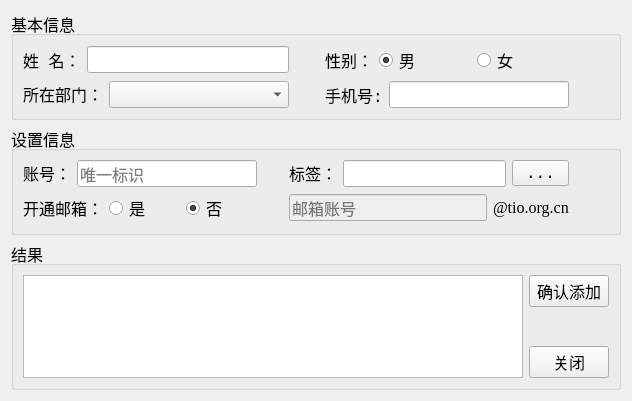
Before: the Qt Designer form myObject/new.ui in hysspoluo/wework2, drawn with Qt 5.
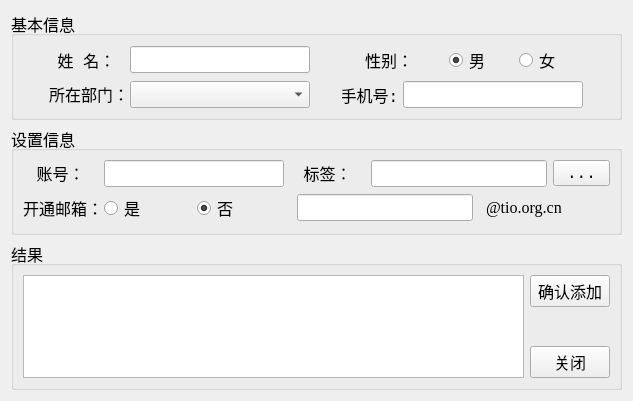
After: the same form once the commit is applied.

```diff
--- a/myObject/new.ui
+++ b/myObject/new.ui
@@ -26,25 +26,148 @@
       <string>基本信息</string>
      </property>
      <layout class="QGridLayout" name="gridLayout">
-      <item row="0" column="2">
+      <item row="1" column="1">
+       <layout class="QHBoxLayout" name="horizontalLayout_3">
+        <item>
+         <widget class="QLabel" name="label_phone">
+          <property name="sizePolicy">
+           <sizepolicy hsizetype="Fixed" vsizetype="Preferred">
+            <horstretch>0</horstretch>
+            <verstretch>0</verstretch>
+           </sizepolicy>
+          </property>
+          <property name="minimumSize">
+           <size>
+            <width>55</width>
+            <height>0</height>
+           </size>
+          </property>
+          <property name="maximumSize">
+           <size>
+            <width>55</width>
+            <height>16777215</height>
+           </size>
+          </property>
+          <property name="font">
+           <font>
+            <family>Consolas</family>
+           </font>
+          </property>
+          <property name="text">
+           <string>手机号:</string>
+          </property>
+          <property name="alignment">
+           <set>Qt::AlignCenter</set>
+          </property>
+         </widget>
+        </item>
+        <item>
+         <widget class="QLineEdit" name="lineEdit_phone">
+          <property name="sizePolicy">
+           <sizepolicy hsizetype="Fixed" vsizetype="Fixed">
+            <horstretch>0</horstretch>
+            <verstretch>0</verstretch>
+           </sizepolicy>
+          </property>
+          <property name="minimumSize">
+           <size>
+            <width>180</width>
+            <height>0</height>
+           </size>
+          </property>
+          <property name="maximumSize">
+           <size>
+            <width>180</width>
+            <height>16777215</height>
+           </size>
+          </property>
+          <property name="font">
+           <font>
+            <family>Consolas</family>
+           </font>
+          </property>
+         </widget>
+        </item>
+       </layout>
+      </item>
+      <item row="1" column="0">
+       <layout class="QHBoxLayout" name="horizontalLayout_4">
+        <item>
+         <widget class="QLabel" name="label_department">
+          <property name="sizePolicy">
+           <sizepolicy hsizetype="Fixed" vsizetype="Fixed">
+            <horstretch>0</horstretch>
+            <verstretch>0</verstretch>
+           </sizepolicy>
+          </property>
+          <property name="minimumSize">
+           <size>
+            <width>75</width>
+            <height>0</height>
+           </size>
+          </property>
+          <property name="maximumSize">
+           <size>
+            <width>75</width>
+            <height>16777215</height>
+           </size>
+          </property>
+          <property name="text">
+           <string>所在部门：</string>
+          </property>
+          <property name="alignment">
+           <set>Qt::AlignLeading|Qt::AlignLeft|Qt::AlignVCenter</set>
+          </property>
+         </widget>
+        </item>
+        <item>
+         <widget class="QComboBox" name="comboBox_department">
+          <property name="sizePolicy">
+           <sizepolicy hsizetype="Fixed" vsizetype="Fixed">
+            <horstretch>0</horstretch>
+            <verstretch>0</verstretch>
+           </sizepolicy>
+          </property>
+          <property name="minimumSize">
+           <size>
+            <width>180</width>
+            <height>0</height>
+           </size>
+          </property>
+          <property name="maximumSize">
+           <size>
+            <width>180</width>
+            <height>16777215</height>
+           </size>
+          </property>
+          <property name="font">
+           <font>
+            <family>Consolas</family>
+           </font>
+          </property>
+         </widget>
+        </item>
+       </layout>
+      </item>
+      <item row="0" column="1">
        <layout class="QHBoxLayout" name="horizontalLayout_2">
         <item>
          <widget class="QLabel" name="label_sex">
           <property name="sizePolicy">
-           <sizepolicy hsizetype="Maximum" vsizetype="Fixed">
+           <sizepolicy hsizetype="Fixed" vsizetype="Fixed">
             <horstretch>0</horstretch>
             <verstretch>0</verstretch>
            </sizepolicy>
           </property>
           <property name="minimumSize">
            <size>
-            <width>0</width>
+            <width>55</width>
             <height>0</height>
            </size>
           </property>
           <property name="maximumSize">
            <size>
-            <width>16777215</width>
+            <width>55</width>
             <height>16777215</height>
            </size>
           </property>
@@ -52,14 +175,14 @@
            <string>性别：</string>
           </property>
           <property name="alignment">
-           <set>Qt::AlignJustify|Qt::AlignVCenter</set>
+           <set>Qt::AlignLeading|Qt::AlignLeft|Qt::AlignVCenter</set>
           </property>
          </widget>
         </item>
         <item>
          <widget class="QRadioButton" name="radioButton_man">
           <property name="sizePolicy">
-           <sizepolicy hsizetype="Preferred" vsizetype="Fixed">
+           <sizepolicy hsizetype="Fixed" vsizetype="Fixed">
             <horstretch>0</horstretch>
             <verstretch>0</verstretch>
            </sizepolicy>
@@ -80,7 +203,7 @@
         <item>
          <widget class="QRadioButton" name="radioButton_woman">
           <property name="sizePolicy">
-           <sizepolicy hsizetype="Preferred" vsizetype="Fixed">
+           <sizepolicy hsizetype="Fixed" vsizetype="Fixed">
             <horstretch>0</horstretch>
             <verstretch>0</verstretch>
            </sizepolicy>
@@ -97,84 +220,25 @@
         </item>
        </layout>
       </item>
-      <item row="1" column="0">
-       <layout class="QHBoxLayout" name="horizontalLayout_4">
-        <item>
-         <widget class="QLabel" name="label_department">
-          <property name="sizePolicy">
-           <sizepolicy hsizetype="Maximum" vsizetype="Fixed">
-            <horstretch>0</horstretch>
-            <verstretch>0</verstretch>
-           </sizepolicy>
-          </property>
-          <property name="minimumSize">
-           <size>
-            <width>0</width>
-            <height>0</height>
-           </size>
-          </property>
-          <property name="maximumSize">
-           <size>
-            <width>16777215</width>
-            <height>16777215</height>
-           </size>
-          </property>
-          <property name="text">
-           <string>所在部门：</string>
-          </property>
-          <property name="alignment">
-           <set>Qt::AlignJustify|Qt::AlignVCenter</set>
-          </property>
-         </widget>
-        </item>
-        <item>
-         <widget class="QComboBox" name="comboBox_department">
-          <property name="sizePolicy">
-           <sizepolicy hsizetype="Preferred" vsizetype="Fixed">
-            <horstretch>0</horstretch>
-            <verstretch>0</verstretch>
-           </sizepolicy>
-          </property>
-          <property name="minimumSize">
-           <size>
-            <width>180</width>
-            <height>0</height>
-           </size>
-          </property>
-          <property name="maximumSize">
-           <size>
-            <width>16777215</width>
-            <height>16777215</height>
-           </size>
-          </property>
-          <property name="font">
-           <font>
-            <family>Consolas</family>
-           </font>
-          </property>
-         </widget>
-        </item>
-       </layout>
-      </item>
       <item row="0" column="0">
        <layout class="QHBoxLayout" name="horizontalLayout">
         <item>
          <widget class="QLabel" name="label_name">
           <property name="sizePolicy">
-           <sizepolicy hsizetype="Maximum" vsizetype="Fixed">
+           <sizepolicy hsizetype="Fixed" vsizetype="Fixed">
             <horstretch>0</horstretch>
             <verstretch>0</verstretch>
            </sizepolicy>
           </property>
           <property name="minimumSize">
            <size>
-            <width>0</width>
+            <width>75</width>
             <height>0</height>
            </size>
           </property>
           <property name="maximumSize">
            <size>
-            <width>16777215</width>
+            <width>75</width>
             <height>16777215</height>
            </size>
           </property>
@@ -187,14 +251,14 @@
            <string>姓 名：</string>
           </property>
           <property name="alignment">
-           <set>Qt::AlignJustify|Qt::AlignVCenter</set>
+           <set>Qt::AlignCenter</set>
           </property>
          </widget>
         </item>
         <item>
          <widget class="QLineEdit" name="lineEdit_name">
           <property name="sizePolicy">
-           <sizepolicy hsizetype="Preferred" vsizetype="Fixed">
+           <sizepolicy hsizetype="Fixed" vsizetype="Fixed">
             <horstretch>0</horstretch>
             <verstretch>0</verstretch>
            </sizepolicy>
@@ -207,71 +271,7 @@
           </property>
           <property name="maximumSize">
            <size>
-            <width>16777215</width>
-            <height>16777215</height>
-           </size>
-          </property>
-          <property name="font">
-           <font>
-            <family>Consolas</family>
-           </font>
-          </property>
-         </widget>
-        </item>
-       </layout>
-      </item>
-      <item row="1" column="2">
-       <layout class="QHBoxLayout" name="horizontalLayout_3">
-        <item>
-         <widget class="QLabel" name="label_phone">
-          <property name="sizePolicy">
-           <sizepolicy hsizetype="Maximum" vsizetype="Preferred">
-            <horstretch>0</horstretch>
-            <verstretch>0</verstretch>
-           </sizepolicy>
-          </property>
-          <property name="minimumSize">
-           <size>
-            <width>0</width>
-            <height>0</height>
-           </size>
-          </property>
-          <property name="maximumSize">
-           <size>
-            <width>16777215</width>
-            <height>16777215</height>
-           </size>
-          </property>
-          <property name="font">
-           <font>
-            <family>Consolas</family>
-           </font>
-          </property>
-          <property name="text">
-           <string>手机号:</string>
-          </property>
-          <property name="alignment">
-           <set>Qt::AlignJustify|Qt::AlignVCenter</set>
-          </property>
-         </widget>
-        </item>
-        <item>
-         <widget class="QLineEdit" name="lineEdit_phone">
-          <property name="sizePolicy">
-           <sizepolicy hsizetype="Preferred" vsizetype="Fixed">
-            <horstretch>0</horstretch>
-            <verstretch>0</verstretch>
-           </sizepolicy>
-          </property>
-          <property name="minimumSize">
-           <size>
             <width>180</width>
-            <height>0</height>
-           </size>
-          </property>
-          <property name="maximumSize">
-           <size>
-            <width>16777215</width>
             <height>16777215</height>
            </size>
           </property>
@@ -284,38 +284,6 @@
         </item>
        </layout>
       </item>
-      <item row="1" column="3">
-       <spacer name="horizontalSpacer_4">
-        <property name="orientation">
-         <enum>Qt::Horizontal</enum>
-        </property>
-        <property name="sizeType">
-         <enum>QSizePolicy::Fixed</enum>
-        </property>
-        <property name="sizeHint" stdset="0">
-         <size>
-          <width>40</width>
-          <height>20</height>
-         </size>
-        </property>
-       </spacer>
-      </item>
-      <item row="1" column="1">
-       <spacer name="horizontalSpacer_2">
-        <property name="orientation">
-         <enum>Qt::Horizontal</enum>
-        </property>
-        <property name="sizeType">
-         <enum>QSizePolicy::Preferred</enum>
-        </property>
-        <property name="sizeHint" stdset="0">
-         <size>
-          <width>40</width>
-          <height>20</height>
-         </size>
-        </property>
-       </spacer>
-      </item>
      </layout>
     </widget>
    </item>
@@ -331,25 +299,128 @@
       <string>设置信息</string>
      </property>
      <layout class="QGridLayout" name="gridLayout_2">
+      <item row="0" column="0">
+       <layout class="QHBoxLayout" name="horizontalLayout_5">
+        <item>
+         <widget class="QLabel" name="label_id">
+          <property name="sizePolicy">
+           <sizepolicy hsizetype="Fixed" vsizetype="Fixed">
+            <horstretch>0</horstretch>
+            <verstretch>0</verstretch>
+           </sizepolicy>
+          </property>
+          <property name="minimumSize">
+           <size>
+            <width>75</width>
+            <height>0</height>
+           </size>
+          </property>
+          <property name="maximumSize">
+           <size>
+            <width>75</width>
+            <height>16777215</height>
+           </size>
+          </property>
+          <property name="text">
+           <string>账号：</string>
+          </property>
+          <property name="alignment">
+           <set>Qt::AlignCenter</set>
+          </property>
+         </widget>
+        </item>
+        <item>
+         <widget class="QLineEdit" name="lineEdit_id">
+          <property name="sizePolicy">
+           <sizepolicy hsizetype="Fixed" vsizetype="Fixed">
+            <horstretch>0</horstretch>
+            <verstretch>0</verstretch>
+           </sizepolicy>
+          </property>
+          <property name="minimumSize">
+           <size>
+            <width>180</width>
+            <height>0</height>
+           </size>
+          </property>
+          <property name="maximumSize">
+           <size>
+            <width>180</width>
+            <height>16777215</height>
+           </size>
+          </property>
+         </widget>
+        </item>
+       </layout>
+      </item>
+      <item row="0" column="1">
+       <layout class="QHBoxLayout" name="horizontalLayout_8">
+        <item>
+         <widget class="QLabel" name="label_tag">
+          <property name="sizePolicy">
+           <sizepolicy hsizetype="Fixed" vsizetype="Fixed">
+            <horstretch>0</horstretch>
+            <verstretch>0</verstretch>
+           </sizepolicy>
+          </property>
+          <property name="minimumSize">
+           <size>
+            <width>75</width>
+            <height>0</height>
+           </size>
+          </property>
+          <property name="maximumSize">
+           <size>
+            <width>75</width>
+            <height>16777215</height>
+           </size>
+          </property>
+          <property name="text">
+           <string>标签：</string>
+          </property>
+          <property name="alignment">
+           <set>Qt::AlignCenter</set>
+          </property>
+         </widget>
+        </item>
+        <item>
+         <widget class="QLineEdit" name="lineEdit_tag">
+          <property name="sizePolicy">
+           <sizepolicy hsizetype="Fixed" vsizetype="Fixed">
+            <horstretch>0</horstretch>
+            <verstretch>0</verstretch>
+           </sizepolicy>
+          </property>
+         </widget>
+        </item>
+        <item>
+         <widget class="QToolButton" name="toolButton_tag">
+          <property name="text">
+           <string>...</string>
+          </property>
+         </widget>
+        </item>
+       </layout>
+      </item>
       <item row="1" column="0">
        <layout class="QHBoxLayout" name="horizontalLayout_7">
         <item>
          <widget class="QLabel" name="label_mail">
           <property name="sizePolicy">
-           <sizepolicy hsizetype="Maximum" vsizetype="Fixed">
+           <sizepolicy hsizetype="Fixed" vsizetype="Fixed">
             <horstretch>0</horstretch>
             <verstretch>0</verstretch>
            </sizepolicy>
           </property>
           <property name="minimumSize">
            <size>
-            <width>0</width>
+            <width>75</width>
             <height>0</height>
            </size>
           </property>
           <property name="maximumSize">
            <size>
-            <width>16777215</width>
+            <width>75</width>
             <height>16777215</height>
            </size>
           </property>
@@ -360,12 +431,6 @@
         </item>
         <item>
          <widget class="QRadioButton" name="radioButton_yes">
-          <property name="sizePolicy">
-           <sizepolicy hsizetype="Preferred" vsizetype="Fixed">
-            <horstretch>0</horstretch>
-            <verstretch>0</verstretch>
-           </sizepolicy>
-          </property>
           <property name="text">
            <string>是</string>
           </property>
@@ -373,12 +438,6 @@
         </item>
         <item>
          <widget class="QRadioButton" name="radioButton_no">
-          <property name="sizePolicy">
-           <sizepolicy hsizetype="Preferred" vsizetype="Fixed">
-            <horstretch>0</horstretch>
-            <verstretch>0</verstretch>
-           </sizepolicy>
-          </property>
           <property name="text">
            <string>否</string>
           </property>
@@ -389,25 +448,16 @@
         </item>
        </layout>
       </item>
-      <item row="1" column="2">
+      <item row="1" column="1">
        <layout class="QHBoxLayout" name="horizontalLayout_6">
         <item>
          <widget class="QLineEdit" name="lineEdit_mail">
-          <property name="enabled">
-           <bool>false</bool>
-          </property>
           <property name="sizePolicy">
-           <sizepolicy hsizetype="Preferred" vsizetype="Fixed">
+           <sizepolicy hsizetype="Fixed" vsizetype="Fixed">
             <horstretch>0</horstretch>
             <verstretch>0</verstretch>
            </sizepolicy>
           </property>
-          <property name="toolTip">
-           <string/>
-          </property>
-          <property name="placeholderText">
-           <string>邮箱账号</string>
-          </property>
          </widget>
         </item>
         <item>
@@ -428,146 +478,24 @@
           </property>
          </widget>
         </item>
-       </layout>
-      </item>
-      <item row="0" column="2">
-       <layout class="QHBoxLayout" name="horizontalLayout_8">
         <item>
-         <widget class="QLabel" name="label_tag">
-          <property name="sizePolicy">
-           <sizepolicy hsizetype="Maximum" vsizetype="Fixed">
-            <horstretch>0</horstretch>
-            <verstretch>0</verstretch>
-           </sizepolicy>
+         <spacer name="horizontalSpacer">
+          <property name="orientation">
+           <enum>Qt::Horizontal</enum>
           </property>
-          <property name="minimumSize">
-           <size>
-            <width>0</width>
-            <height>0</height>
-           </size>
+          <property name="sizeType">
+           <enum>QSizePolicy::Fixed</enum>
           </property>
-          <property name="maximumSize">
+          <property name="sizeHint" stdset="0">
            <size>
-            <width>16777215</width>
-            <height>16777215</height>
+            <width>40</width>
+            <height>20</height>
            </size>
           </property>
-          <property name="text">
-           <string>标签：</string>
-          </property>
-          <property name="alignment">
-           <set>Qt::AlignCenter</set>
-          </property>
-         </widget>
+         </spacer>
         </item>
-        <item>
-         <widget class="QLineEdit" name="lineEdit_tag">
-          <property name="sizePolicy">
-           <sizepolicy hsizetype="Preferred" vsizetype="Fixed">
-            <horstretch>0</horstretch>
-            <verstretch>0</verstretch>
-           </sizepolicy>
-          </property>
-         </widget>
-        </item>
-        <item>
-         <widget class="QToolButton" name="toolButton_tag">
-          <property name="text">
-           <string>...</string>
-          </property>
-         </widget>
-        </item>
        </layout>
       </item>
-      <item row="0" column="0">
-       <layout class="QHBoxLayout" name="horizontalLayout_5">
-        <item>
-         <widget class="QLabel" name="label_id">
-          <property name="sizePolicy">
-           <sizepolicy hsizetype="Maximum" vsizetype="Fixed">
-            <horstretch>0</horstretch>
-            <verstretch>0</verstretch>
-           </sizepolicy>
-          </property>
-          <property name="minimumSize">
-           <size>
-            <width>0</width>
-            <height>0</height>
-           </size>
-          </property>
-          <property name="maximumSize">
-           <size>
-            <width>16777215</width>
-            <height>16777215</height>
-           </size>
-          </property>
-          <property name="text">
-           <string>账号：</string>
-          </property>
-          <property name="alignment">
-           <set>Qt::AlignCenter</set>
-          </property>
-         </widget>
-        </item>
-        <item>
-         <widget class="QLineEdit" name="lineEdit_id">
-          <property name="sizePolicy">
-           <sizepolicy hsizetype="Preferred" vsizetype="Fixed">
-            <horstretch>0</horstretch>
-            <verstretch>0</verstretch>
-           </sizepolicy>
-          </property>
-          <property name="minimumSize">
-           <size>
-            <width>180</width>
-            <height>0</height>
-           </size>
-          </property>
-          <property name="maximumSize">
-           <size>
-            <width>16777215</width>
-            <height>16777215</height>
-           </size>
-          </property>
-          <property name="placeholderText">
-           <string>唯一标识</string>
-          </property>
-         </widget>
-        </item>
-       </layout>
-      </item>
-      <item row="1" column="3">
-       <spacer name="horizontalSpacer_5">
-        <property name="orientation">
-         <enum>Qt::Horizontal</enum>
-        </property>
-        <property name="sizeType">
-         <enum>QSizePolicy::Fixed</enum>
-        </property>
-        <property name="sizeHint" stdset="0">
-         <size>
-          <width>40</width>
-          <height>20</height>
-         </size>
-        </property>
-       </spacer>
-      </item>
-      <item row="1" column="1">
-       <spacer name="horizontalSpacer_3">
-        <property name="orientation">
-         <enum>Qt::Horizontal</enum>
-        </property>
-        <property name="sizeType">
-         <enum>QSizePolicy::Preferred</enum>
-        </property>
-        <property name="sizeHint" stdset="0">
-         <size>
-          <width>40</width>
-          <height>20</height>
-         </size>
-        </property>
-       </spacer>
-      </item>
      </layout>
     </widget>
    </item>
```
Left out of the diff: 33 changed lines with no effect on the pictures.
